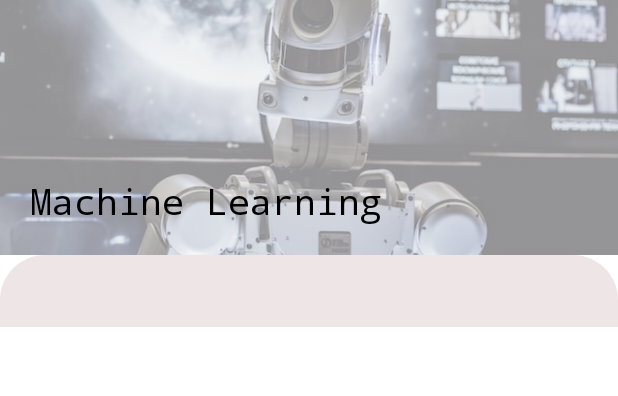
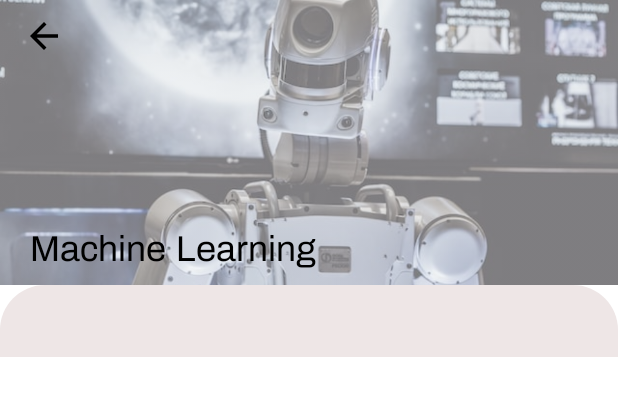
Before and after one commit to Innoreva-2k21/InnorevaResourceMaintainer-Android, an Android app: the layout fragment_m_l.xml on its own in the app's theme, with its tools: preview values and no code run, on a phone screen of 412 x 824 dp. Shown: the top 396 px of the screen. Run offline under Robolectric (Android 15) with nearby library versions, the phone set to English and light mode, and no system bars.

```diff
--- /dev/null
+++ b/app/src/main/res/drawable/ic_baseline_arrow_back_24.xml
@@ -0,0 +1,5 @@
+<vector android:autoMirrored="true" android:height="24dp"
+    android:tint="#000000" android:viewportHeight="24"
+    android:viewportWidth="24" android:width="24dp" xmlns:android="http://schemas.android.com/apk/res/android">
+    <path android:fillColor="@android:color/white" android:pathData="M20,11H7.83l5.59,-5.59L12,4l-8,8 8,8 1.41,-1.41L7.83,13H20v-2z"/>
+</vector>
--- a/app/src/main/res/layout/fragment_m_l.xml
+++ b/app/src/main/res/layout/fragment_m_l.xml
@@ -9,13 +9,13 @@
 
     <FrameLayout
         android:layout_width="match_parent"
-        android:layout_height="170dp">
+        android:layout_height="190dp">
 
         <androidx.appcompat.widget.AppCompatImageView
             android:id="@+id/bg_img"
             android:layout_width="match_parent"
             android:layout_height="match_parent"
-            android:alpha=".5"
+            android:alpha=".6"
             android:scaleType="centerCrop"
             app:srcCompat="@drawable/ml"/>
 
@@ -25,11 +25,19 @@
             android:layout_height="wrap_content"
             android:layout_gravity="bottom"
             android:layout_marginLeft="20dp"
-            android:layout_marginBottom="20dp"
-            android:fontFamily="monospace"
+            android:layout_marginBottom="10dp"
+            android:fontFamily="@font/archivo"
             android:text="Machine Learning"
             android:textColor="#000000"
             android:textSize="24sp" />
+
+        <androidx.appcompat.widget.AppCompatImageView
+            android:id="@+id/back_btn_ml"
+            android:layout_width="28dp"
+            android:layout_height="28dp"
+            android:src="@drawable/ic_baseline_arrow_back_24"
+            android:layout_marginLeft="15dp"
+            android:layout_marginTop="10dp"/>
 
     </FrameLayout>
 
```
Also changed, not shown: app/src/main/java/com/example/innorevaresourcemanager/ui/IOTModule/IOTFragment.java (+26 -0 lines), app/src/main/java/com/example/innorevaresourcemanager/ui/MLModule/MLFragment.java (+26 -0 lines), app/src/main/java/com/example/innorevaresourcemanager/ui/androidModule/androidFragment.java (+27 -0 lines), app/src/main/java/com/example/innorevaresourcemanager/ui/webDevModule/WebDevFragment.java (+27 -0 lines), app/src/main/res/layout/fragment_android.xml (+11 -3 lines), app/src/main/res/layout/fragment_i_o_t.xml (+11 -3 lines), app/src/main/res/layout/fragment_web_dev.xml (+11 -3 lines), app/src/main/res/font/archivo.ttf (added).
